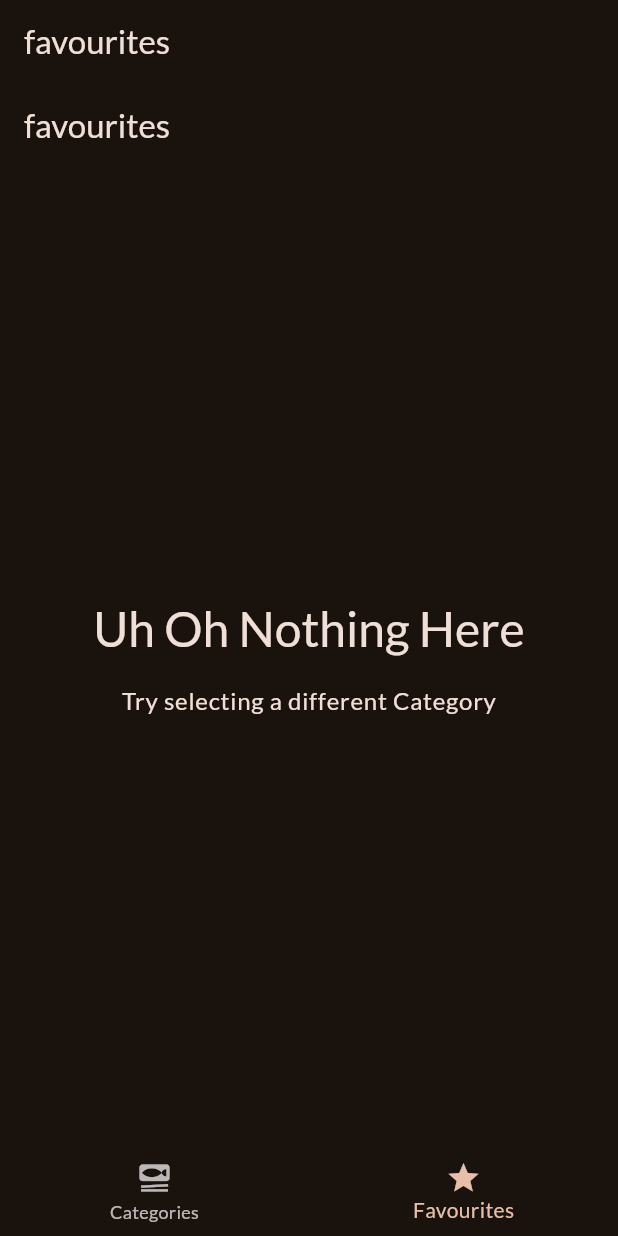
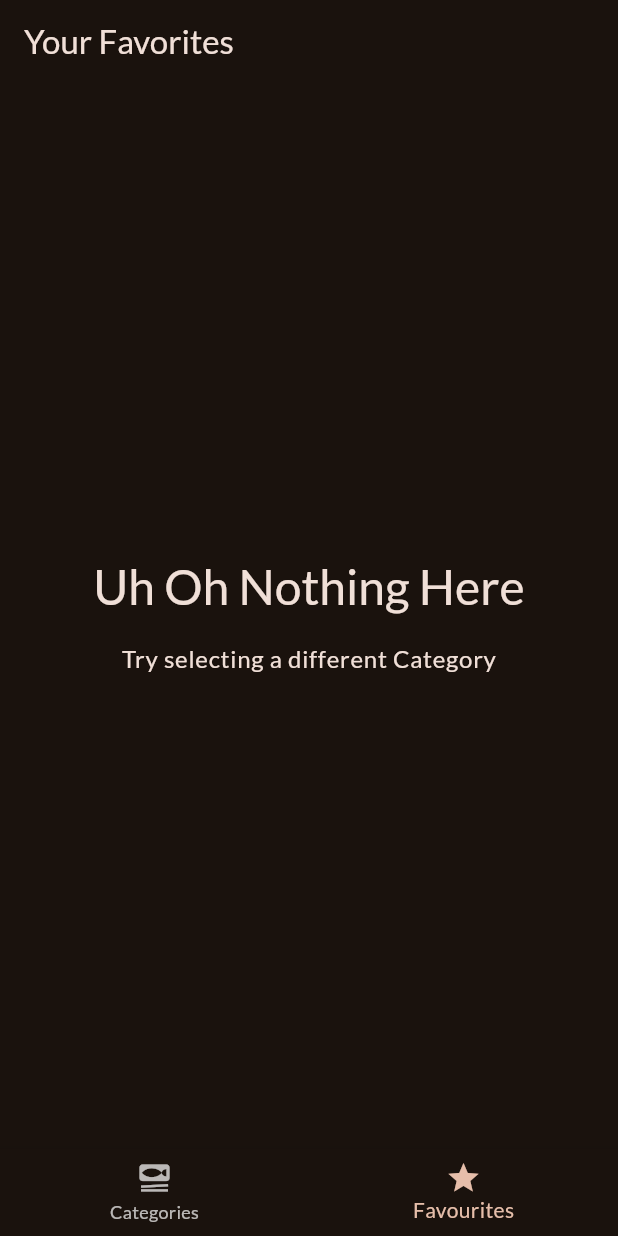
Before and after one commit to OceanWhisperer/Simple-Meals-App, a Flutter app: the screen it shows after launch, item 2 of the bottom bar chosen, on a phone screen of 412 x 824 dp. Run offline on Flutter 3.47's test engine with Material 3 defaults, Android fonts, the phone set to English and light mode, and no system bars; our stand-ins replace google_fonts, transparent_image.

Commit message:
fixed double app bars error

```diff
--- a/lib/screens/tabs.dart
+++ b/lib/screens/tabs.dart
@@ -23,8 +23,8 @@ class _TabsState extends State<TabsScreen> {
     Widget activepage = const CategoriesScreen();
     var activepagetitle = 'categories';
     if (selectedpageindex == 1) {
-      activepagetitle = 'favourites';
-      activepage = const MealsScreen(title: 'favourites', meals: []);
+      activepage = const MealsScreen(meals: []);
+      activepagetitle = 'Your Favorites';
     }
     return Scaffold(
       appBar: AppBar(
```
Also changed, not shown: lib/screens/meals.dart (line endings or trailing spaces).
